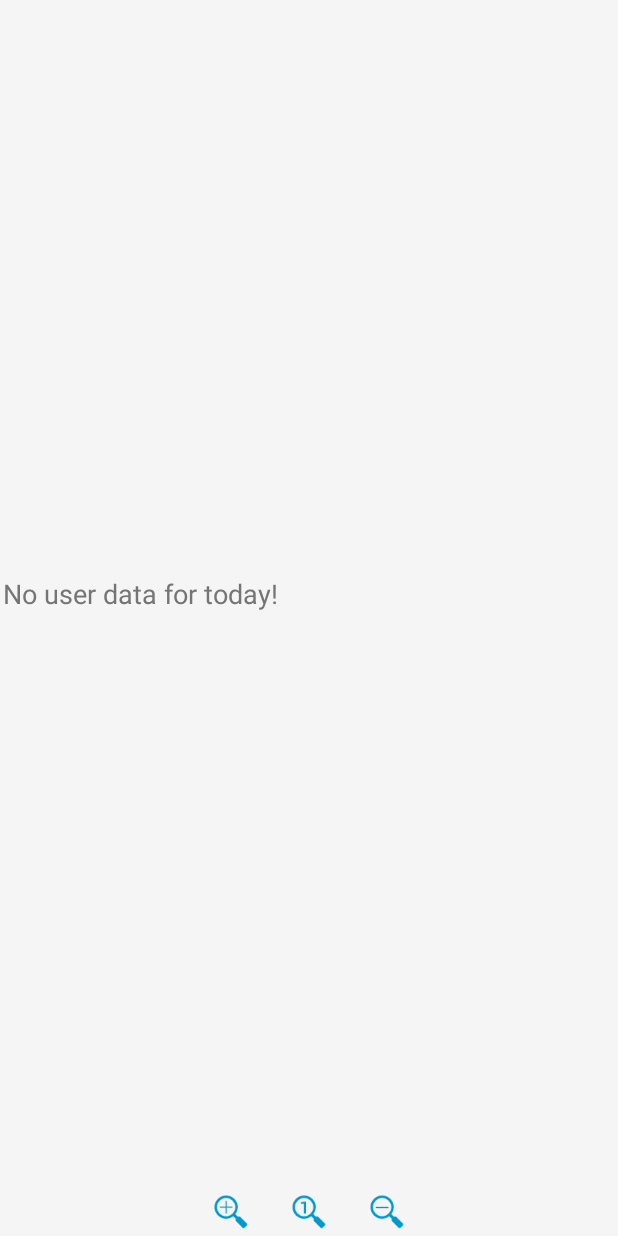
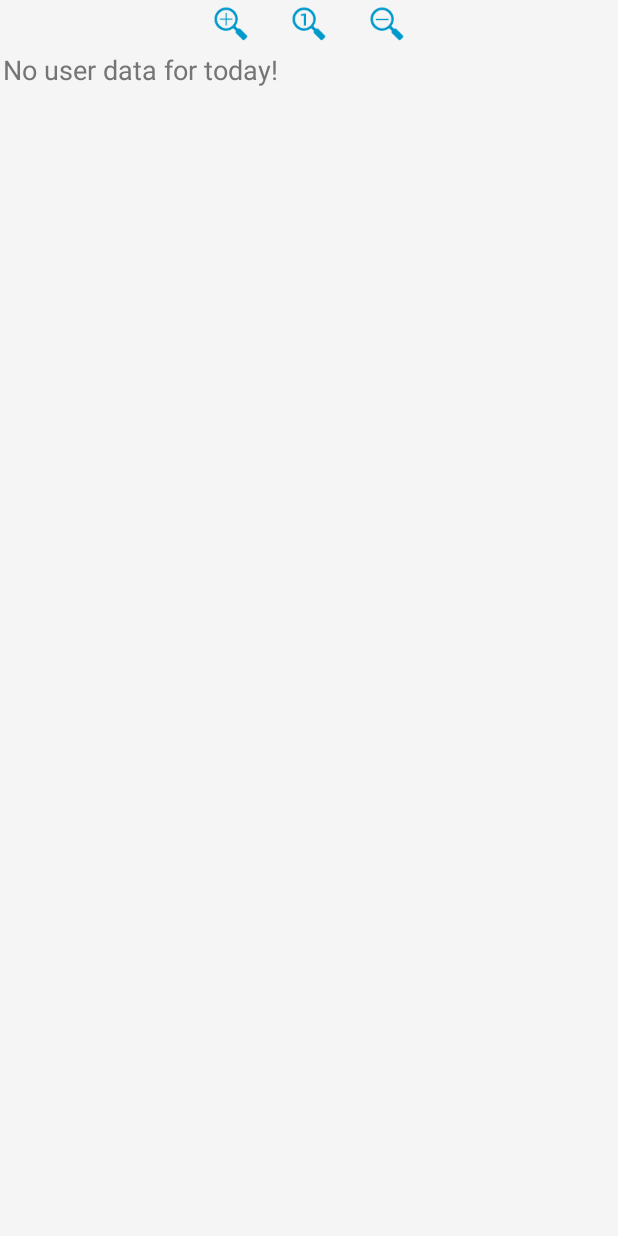
Before and after one commit to MikeFot/Android--Desk-Alarm, an Android app: the layout fragment_graph.xml on its own in the app's theme, with its tools: preview values and no code run, on a phone screen of 412 x 824 dp. Run offline under Robolectric (Android 15) with nearby library versions, the phone set to English and light mode, and no system bars.

Commit message:
Layout changes to graph fragment

```diff
--- a/app/src/main/res/layout/fragment_graph.xml
+++ b/app/src/main/res/layout/fragment_graph.xml
@@ -1,14 +1,69 @@
 <?xml version="1.0" encoding="utf-8"?>
-<LinearLayout xmlns:android="http://schemas.android.com/apk/res/android"
+
+<android.support.v4.widget.NestedScrollView
+    xmlns:android="http://schemas.android.com/apk/res/android"
+    xmlns:app="http://schemas.android.com/apk/res-auto"
+    android:layout_width="match_parent"
+    android:layout_height="match_parent"
+    android:fillViewport="true"
+    app:layout_behavior="@string/appbar_scrolling_view_behavior">
+
+
+    <RelativeLayout
         android:layout_width="match_parent"
         android:layout_height="match_parent"
         android:orientation="vertical">
 
         <LinearLayout
+
+            android:id="@+id/zoom_layout"
+            android:layout_width="match_parent"
+            android:layout_height="wrap_content"
+            android:background="@color/window_background"
+            android:gravity="center">
+
+            <ImageButton
+                android:id="@+id/custom_zoom_in"
+                android:layout_width="wrap_content"
+                android:layout_height="wrap_content"
+                android:background="@null"
+                android:contentDescription="@string/descriptor_zoom_in_button"
+                android:paddingEnd="@dimen/zoom_button_padding"
+                android:paddingLeft="@dimen/zoom_button_padding"
+                android:paddingRight="@dimen/zoom_button_padding"
+                android:paddingStart="@dimen/zoom_button_padding"
+                android:src="@drawable/ic_action_zoom_in"/>
+
+            <ImageButton
+                android:id="@+id/custom_zoom_reset"
+                android:layout_width="wrap_content"
+                android:layout_height="wrap_content"
+                android:background="@null"
+                android:contentDescription="@string/descriptor_zoom_reset_button"
+                android:paddingEnd="@dimen/zoom_button_padding"
+                android:paddingLeft="@dimen/zoom_button_padding"
+                android:paddingRight="@dimen/zoom_button_padding"
+                android:paddingStart="@dimen/zoom_button_padding"
+                android:src="@drawable/ic_action_zoom_reset"/>
+
+            <ImageButton
+                android:id="@+id/custom_zoom_out"
+                android:layout_width="wrap_content"
+                android:layout_height="wrap_content"
+                android:background="@null"
+                android:contentDescription="@string/descriptor_zoom_out_button"
+                android:paddingEnd="@dimen/zoom_button_padding"
+                android:paddingLeft="@dimen/zoom_button_padding"
+                android:paddingRight="@dimen/zoom_button_padding"
+                android:paddingStart="@dimen/zoom_button_padding"
+                android:src="@drawable/ic_action_zoom_out"/>
+        </LinearLayout>
+
+        <LinearLayout
+            android:layout_below="@id/zoom_layout"
             android:id="@+id/chart_layout"
             android:layout_width="match_parent"
-        android:layout_height="0dp"
-        android:layout_weight="1"
+            android:layout_height="wrap_content"
             android:background="@null"
             android:orientation="vertical">
 
@@ -22,49 +77,7 @@
                 android:textAppearance="?android:attr/textAppearanceMedium"/>
         </LinearLayout>
 
-    <LinearLayout
-        android:id="@+id/zoom_layout"
-        android:layout_width="match_parent"
-        android:layout_height="wrap_content"
-        android:background="@color/window_background"
-        android:gravity="center"
-        android:orientation="horizontal">
 
-        <ImageButton
-            android:id="@+id/custom_zoom_in"
-            android:layout_width="wrap_content"
-            android:layout_height="wrap_content"
-            android:background="@null"
-            android:paddingStart="@dimen/zoom_button_padding"
-            android:paddingEnd="@dimen/zoom_button_padding"
-            android:paddingRight="@dimen/zoom_button_padding"
-            android:paddingLeft="@dimen/zoom_button_padding"
-            android:src="@drawable/ic_action_zoom_in"
-            android:contentDescription="@string/descriptor_zoom_in_button"/>
+    </RelativeLayout>
 
-        <ImageButton
-            android:id="@+id/custom_zoom_reset"
-            android:layout_width="wrap_content"
-            android:layout_height="wrap_content"
-            android:background="@null"
-            android:paddingStart="@dimen/zoom_button_padding"
-            android:paddingEnd="@dimen/zoom_button_padding"
-            android:paddingRight="@dimen/zoom_button_padding"
-            android:paddingLeft="@dimen/zoom_button_padding"
-            android:src="@drawable/ic_action_zoom_reset"
-            android:contentDescription="@string/descriptor_zoom_reset_button"/>
-
-        <ImageButton
-            android:id="@+id/custom_zoom_out"
-            android:layout_width="wrap_content"
-            android:layout_height="wrap_content"
-            android:background="@null"
-            android:paddingStart="@dimen/zoom_button_padding"
-            android:paddingEnd="@dimen/zoom_button_padding"
-            android:paddingRight="@dimen/zoom_button_padding"
-            android:paddingLeft="@dimen/zoom_button_padding"
-            android:src="@drawable/ic_action_zoom_out"
-            android:contentDescription="@string/descriptor_zoom_out_button"/>
-    </LinearLayout>
-
-</LinearLayout>
+</android.support.v4.widget.NestedScrollView>
```
Lines whose indentation alone changed are shown as unchanged.
